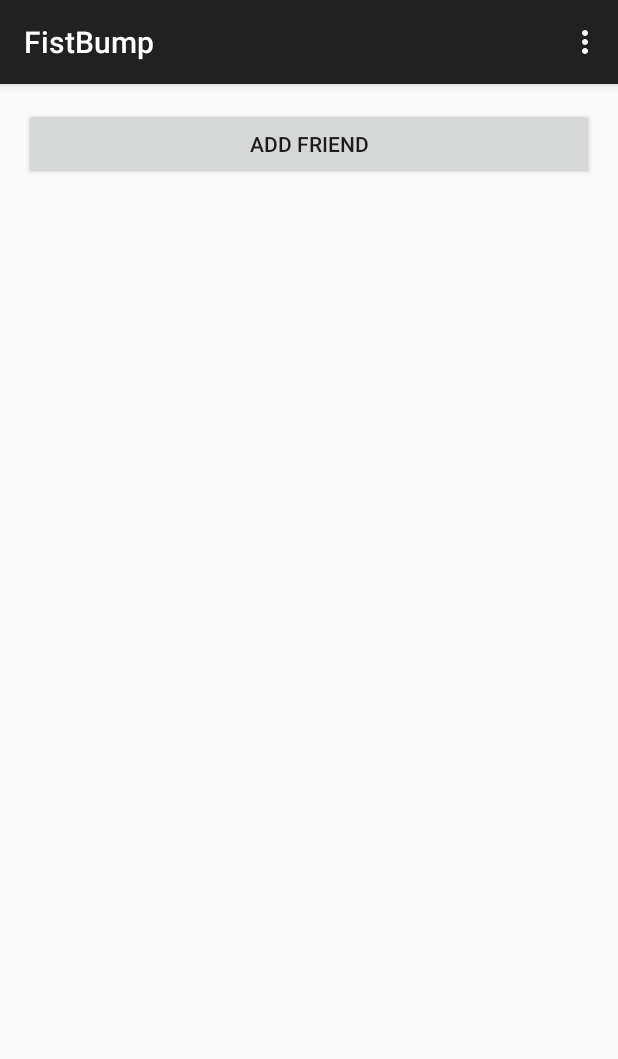
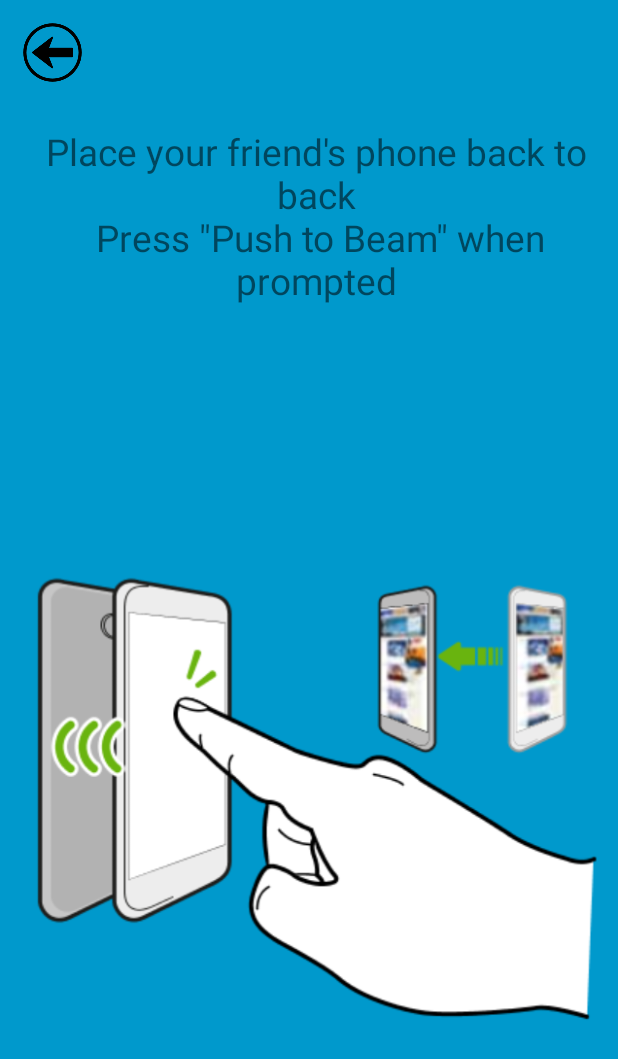
Before and after one commit to LadyWhaleton/Fistbump, an Android app: the MainActivity screen opened directly, with no data from a screen before it, after a tap on "ADD FRIEND", on a phone screen of 412 x 824 dp. Shown: the top 1059 px of the screen. Run offline under Robolectric (Android 15) with nearby library versions, the light colour scheme and no system bars; 2 statements that could not run were skipped.

Commit message:
made new wait beam screen
fixed all the issues

```diff
--- a/app/src/main/java/fistbumpstudios/fistbump/MainActivity.java
+++ b/app/src/main/java/fistbumpstudios/fistbump/MainActivity.java
@@ -33,7 +33,6 @@
 public class MainActivity extends AppCompatActivity {
 
     private NfcAdapter nfcAdapter;
-    String username, filename;
     File userInfo = null;
 
     @Override
@@ -42,11 +41,7 @@
         setContentView(R.layout.activity_main);
         Toolbar toolbar = (Toolbar) findViewById(R.id.toolbar);
         setSupportActionBar(toolbar);
-
-        username = getIntent().getStringExtra("uname") ;
-        filename = username+".txt";
         checkBeam();
-
     }
 
     @Override
@@ -82,11 +77,6 @@
     }
 
 
-    public String getMAC(){
-        WifiManager manager = (WifiManager) getSystemService(Context.WIFI_SERVICE);
-        WifiInfo info = manager.getConnectionInfo();
-        return info.getMacAddress() + "\n";
-    }
 
     private  void checkBeam(){
         PackageManager pm = this.getPackageManager();
@@ -103,42 +93,9 @@
                     Toast.LENGTH_SHORT).show();
         }
     }
-    private void makeVerifyFile(){
 
-        try {
-            File directory = new File(Environment.getExternalStorageDirectory(),"FistBump");
-            boolean success = true;
-
-            if (!directory.exists()) {
-                success = directory.mkdirs();
-            }
-            if (success) {
-                Toast.makeText(this,directory.getAbsolutePath() + " Created!",
-                        Toast.LENGTH_SHORT).show();
-            } else {
-                Toast.makeText(this,directory.getAbsolutePath() + " Failed!",
-                        Toast.LENGTH_LONG).show();
-                return;
-            }
-
-            userInfo = new File(directory, filename);
-            FileOutputStream fos = new FileOutputStream(userInfo);
-            OutputStreamWriter out = new OutputStreamWriter(fos);
-
-            out.write(username + "\n");
-            out.write(getMAC());
-
-            out.write('\n');
-            out.close();
-        } catch (FileNotFoundException e) {
-            e.printStackTrace();
-        } catch (IOException e) {
-            e.printStackTrace();
-        }
-    }
 
     public void addFriend(View view) {
-        makeVerifyFile();
         nfcAdapter = NfcAdapter.getDefaultAdapter(this);
 
         if (!nfcAdapter.isEnabled()) {
@@ -152,16 +109,9 @@
                     Toast.LENGTH_SHORT).show();
             startActivity(new Intent(Settings.ACTION_NFCSHARING_SETTINGS));
         } else {
-            userInfo.setReadable(true, false);
-            nfcAdapter.setBeamPushUris(
-                    new Uri[]{Uri.fromFile(userInfo)}, this);
-
-            //intent.putExtra("file", userInfo);
-
-            //send file to new intent and beam!
-//            Intent intent = new Intent(this, wait_beam.class);
-//            startActivity(intent);
-//            finish();
+            Intent intent = new Intent(this, WaitForBeam.class);
+            startActivity(intent);
+            finish();
         }
     }
 
--- /dev/null
+++ b/app/src/main/java/fistbumpstudios/fistbump/WaitForBeam.java
@@ -0,0 +1,27 @@
+package fistbumpstudios.fistbump;
+
+import android.os.Bundle;
+import android.support.design.widget.FloatingActionButton;
+import android.support.design.widget.Snackbar;
+import android.support.v7.app.AppCompatActivity;
+import android.support.v7.widget.Toolbar;
+import android.view.View;
+
+import java.io.FileInputStream;
+import java.io.FileNotFoundException;
+
+public class WaitForBeam extends AppCompatActivity {
+
+    @Override
+    protected void onCreate(Bundle savedInstanceState) {
+        super.onCreate(savedInstanceState);
+        setContentView(R.layout.activity_wait_for_beam);
+
+        try {
+            FileInputStream in = openFileInput(setUserName.USERFILENAME);
+        } catch (FileNotFoundException e) {
+            e.printStackTrace();
+        }
+    }
+
+}
--- /dev/null
+++ b/app/src/main/res/layout/activity_wait_for_beam.xml
@@ -0,0 +1,13 @@
+<?xml version="1.0" encoding="utf-8"?>
+<android.support.design.widget.CoordinatorLayout xmlns:android="http://schemas.android.com/apk/res/android"
+    xmlns:app="http://schemas.android.com/apk/res-auto"
+    xmlns:tools="http://schemas.android.com/tools"
+    android:layout_width="match_parent"
+    android:layout_height="match_parent"
+    android:fitsSystemWindows="true"
+    tools:context="fistbumpstudios.fistbump.WaitForBeam">
+
+    <include layout="@layout/content_wait_for_beam" />
+
+
+</android.support.design.widget.CoordinatorLayout>
--- a/app/src/main/res/layout/activity_wait_beam.xml
+++ b/app/src/main/res/layout/content_wait_for_beam.xml
@@ -42,6 +42,4 @@
         android:layout_alignParentTop="true"
         android:layout_centerHorizontal="true" />
 
-
-
 </RelativeLayout>
--- a/app/src/main/res/values/strings.xml
+++ b/app/src/main/res/values/strings.xml
@@ -7,5 +7,6 @@
     <string name="dummy_button">Dummy Button</string>
     <string name="dummy_content">DUMMY\nCONTENT</string>
     <string name="beamPrompt">Place your friend\'s phone back to back\n Press \"Push to Beam\" when prompted</string>
+    <string name="title_activity_wait_for_beam">WaitForBeam</string>
 
 </resources>
```
Also changed, not shown: app/src/main/AndroidManifest.xml (+18 -19 lines), app/src/main/java/fistbumpstudios/fistbump/setUserName.java (+32 -5 lines), app/src/main/java/fistbumpstudios/fistbump/wait_beam.java (deleted, +0 -29 lines).
